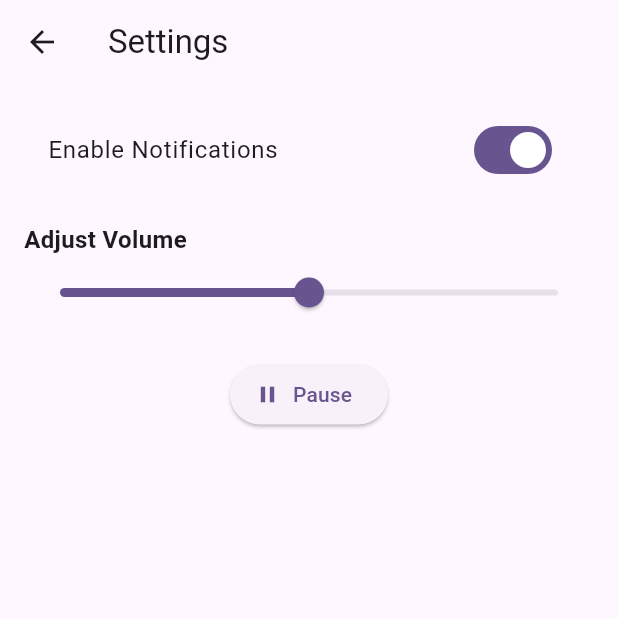
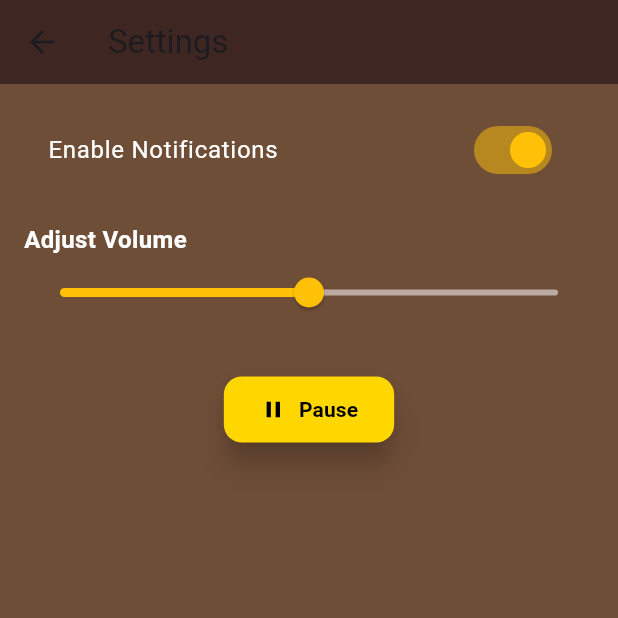
Before and after one commit to mpinel6/CSC4330FInalProject, a Flutter app: the SettingsPage screen opened directly, on a phone screen of 412 x 824 dp, the top half of it. Run offline on Flutter 3.47's test engine with Material 3 defaults, Android fonts, the phone set to English and light mode, and no system bars.

Commit message:
Added background and updated Buttons
added brownish background to settings.dart and updated the buttons to look more game-like

```diff
--- a/lib/settings.dart
+++ b/lib/settings.dart
@@ -9,21 +9,27 @@ class SettingsPage extends StatefulWidget {
 
 class _SettingsPageState extends State<SettingsPage> {
   bool _notificationsEnabled = true;
-  double _volume = 0.5; // Placeholder volume value
+  double _volume = 0.5;
 
   @override
   Widget build(BuildContext context) {
     return Scaffold(
+      backgroundColor: const Color(0xFF6F4E37), // Brownish background
       appBar: AppBar(
         title: const Text('Settings'),
+        backgroundColor: const Color(0xFF3E2723), // Darker brown
       ),
       body: Padding(
         padding: const EdgeInsets.all(16.0),
         child: Column(
           children: [
             SwitchListTile(
-              title: const Text('Enable Notifications'),
+              title: const Text(
+                'Enable Notifications',
+                style: TextStyle(color: Colors.white),
+              ),
               value: _notificationsEnabled,
+              activeColor: Colors.amber,
               onChanged: (bool value) {
                 setState(() {
                   _notificationsEnabled = value;
@@ -31,13 +37,16 @@ class _SettingsPageState extends State<SettingsPage> {
               },
             ),
             const SizedBox(height: 20),
-            // Volume Slider
             Column(
               crossAxisAlignment: CrossAxisAlignment.start,
               children: [
                 const Text(
                   'Adjust Volume',
-                  style: TextStyle(fontSize: 16, fontWeight: FontWeight.bold),
+                  style: TextStyle(
+                    fontSize: 16,
+                    fontWeight: FontWeight.bold,
+                    color: Colors.white,
+                  ),
                 ),
                 Slider(
                   value: _volume,
@@ -48,17 +57,31 @@ class _SettingsPageState extends State<SettingsPage> {
                   },
                   min: 0.0,
                   max: 1.0,
+                  activeColor: Colors.amber,
+                  inactiveColor: Colors.brown[200],
                 ),
               ],
             ),
-            const SizedBox(height: 20),
-            // Pause Button
+            const SizedBox(height: 30),
             ElevatedButton.icon(
               onPressed: () {
-                // Placeholder: No functionality yet
+                // Placeholder: Add your functionality
               },
               icon: const Icon(Icons.pause),
-              label: const Text('Pause'),
+              label: const Text(
+                'Pause',
+                style: TextStyle(fontWeight: FontWeight.bold),
+              ),
+              style: ElevatedButton.styleFrom(
+                backgroundColor: const Color(0xFFFFD700), // Gold-like
+                foregroundColor: Colors.black,
+                shadowColor: Colors.black,
+                elevation: 8,
+                shape: RoundedRectangleBorder(
+                  borderRadius: BorderRadius.circular(12),
+                ),
+                padding: const EdgeInsets.symmetric(horizontal: 24, vertical: 12),
+              ),
             ),
           ],
         ),
```
